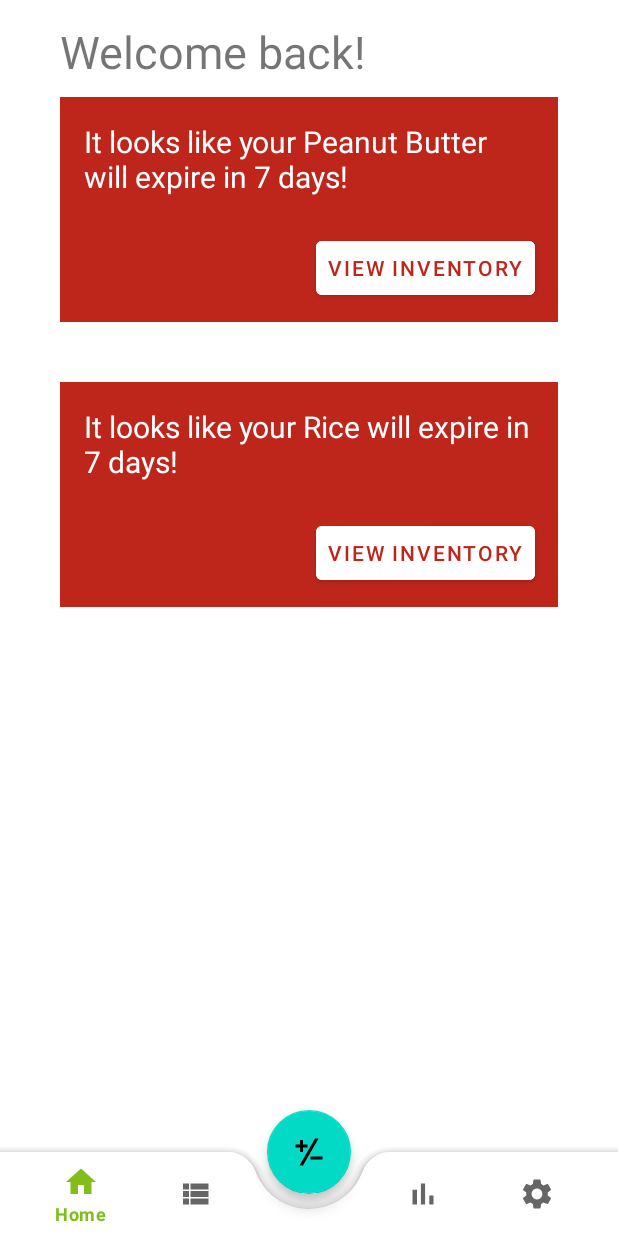
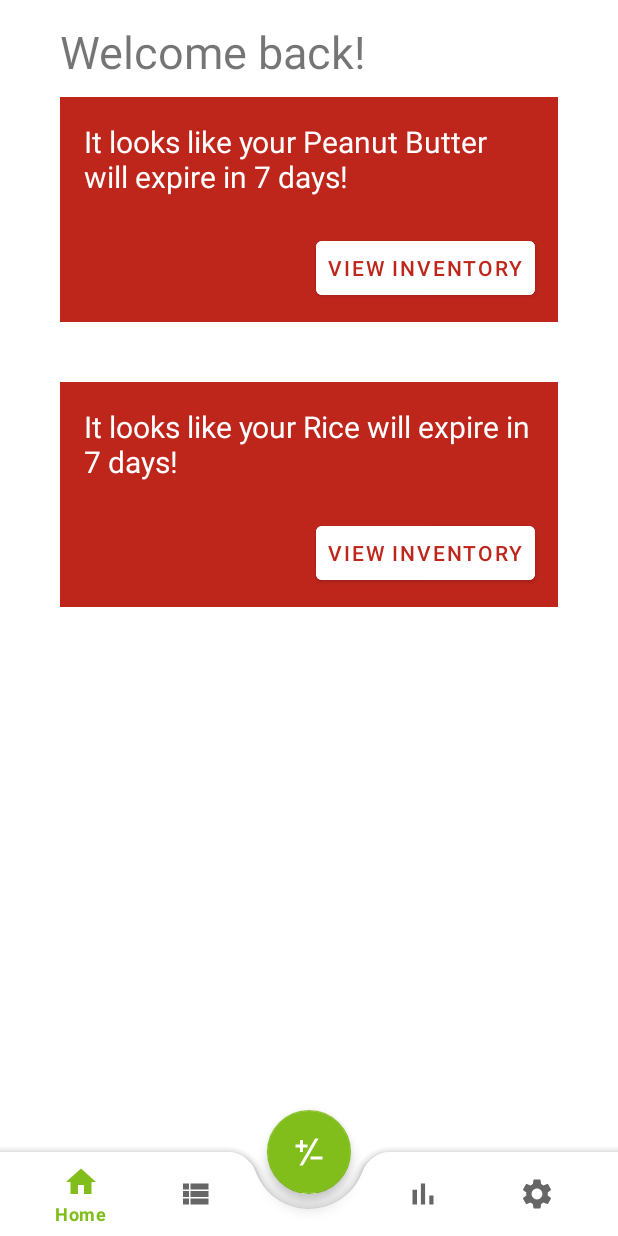
Before and after one commit to amj311/FoodInventoryDemo, an Android app: the screen it shows after launch (MainActivity), on a phone screen of 412 x 824 dp. Run offline under Robolectric (Android 15) with nearby library versions, the phone set to English and light mode, and no system bars; our stand-ins replace Volley, navigation-ui.

Commit message:
fixed fab color

```diff
--- a/app/src/main/res/layout/activity_main.xml
+++ b/app/src/main/res/layout/activity_main.xml
@@ -25,35 +25,6 @@
             app:layout_constraintTop_toTopOf="parent"
             app:navGraph="@navigation/mobile_navigation" />
 
-<!--        <com.google.android.material.floatingactionbutton.FloatingActionButton-->
-<!--            android:id="@+id/fab"-->
-<!--            style="@style/ThemeOverlay.MaterialComponents.Dark"-->
-<!--            android:layout_width="wrap_content"-->
-<!--            android:layout_height="wrap_content"-->
-<!--            android:layout_gravity="bottom|end"-->
-<!--            android:layout_marginBottom="60dp"-->
-<!--            android:contentDescription="Add New Item"-->
-<!--            android:scaleType="center"-->
-<!--            android:src="@drawable/plus_minus_variant"-->
-<!--            app:backgroundTint="@color/colorPrimary"-->
-<!--            app:tint="#fff"-->
-<!--            app:layout_constraintBottom_toBottomOf="parent"-->
-<!--            app:layout_constraintLeft_toLeftOf="parent"-->
-<!--            app:layout_constraintRight_toRightOf="parent" />-->
-<!--        -->
-<!--        <com.google.android.material.bottomnavigation.BottomNavigationView-->
-<!--            android:id="@+id/nav_view"-->
-<!--            android:layout_width="0dp"-->
-<!--            android:layout_height="wrap_content"-->
-<!--            android:layout_marginStart="0dp"-->
-<!--            android:layout_marginEnd="0dp"-->
-<!--            android:background="?android:attr/windowBackground"-->
-
-<!--            app:layout_constraintBottom_toBottomOf="parent"-->
-<!--            app:layout_constraintLeft_toLeftOf="parent"-->
-<!--            app:layout_constraintRight_toRightOf="parent"-->
-<!--            app:menu="@menu/bottom_nav_menu" />-->
-
     </androidx.constraintlayout.widget.ConstraintLayout>
 
     <com.google.android.material.bottomappbar.BottomAppBar
@@ -74,11 +45,16 @@
             android:layout_marginRight="16dp" />
 
     </com.google.android.material.bottomappbar.BottomAppBar>
+
     <com.google.android.material.floatingactionbutton.FloatingActionButton
+        android:id="@+id/fab"
+        android:contentDescription="Add New Item"
+        app:backgroundTint="@color/colorPrimary"
+        app:tint="#fff"
         android:layout_width="wrap_content"
         android:layout_height="wrap_content"
-        android:id="@+id/fab"
         android:src="@drawable/plus_minus_variant"
+        style="@style/Widget.MaterialComponents.FloatingActionButton"
         app:layout_anchor="@id/bottomAppBar" />
 
-</androidx.coordinatorlayout.widget.CoordinatorLayout>
+    </androidx.coordinatorlayout.widget.CoordinatorLayout>
```
Also changed, not shown: app/src/main/java/com/example/foodinventorydemo/MainActivity.java (line endings or trailing spaces).
